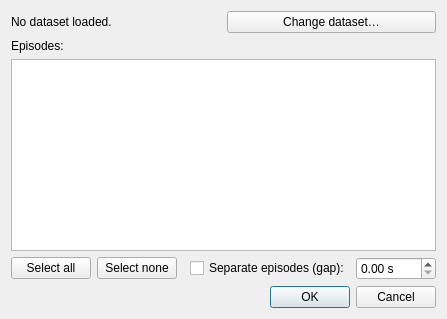
Before: the Qt Designer form data_load_lerobot/dialog_lerobot.ui in PlotJuggler/pj-official-plugins, drawn with Qt 5.
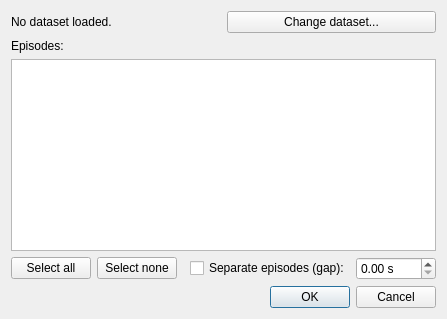
After: the same form once the commit is applied.

Commit message:
fix(data_load_lerobot): ASCII-only .ui (EmbedUi char[] + -Werror=narrowing)
The '…' ellipsis (UTF-8 226,128,166) in dialog_lerobot.ui made the
EmbedUi-generated char[] fail -Werror=narrowing. Use ASCII '...'; also
swap the middle-dot separators in dialog labels for ' - '.

```diff
--- a/data_load_lerobot/dialog_lerobot.ui
+++ b/data_load_lerobot/dialog_lerobot.ui
@@ -21,7 +21,7 @@
      <item>
       <widget class="QPushButton" name="change_btn">
        <property name="text">
-        <string>Change dataset…</string>
+        <string>Change dataset...</string>
        </property>
       </widget>
      </item>
```
The commit also changes 1 other file.
